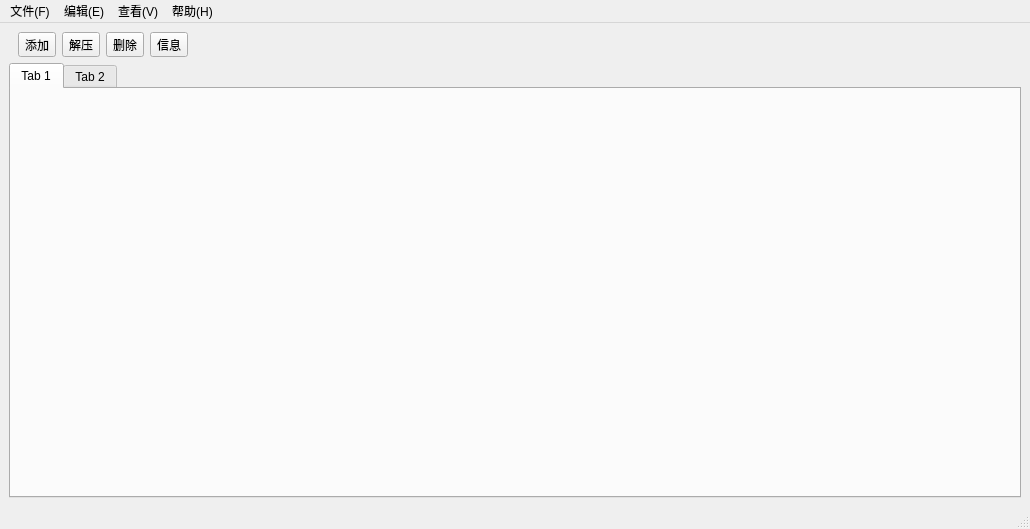
Qt form src/mainwindow.ui (yihengpromax/EasyArchiver) before a commit.
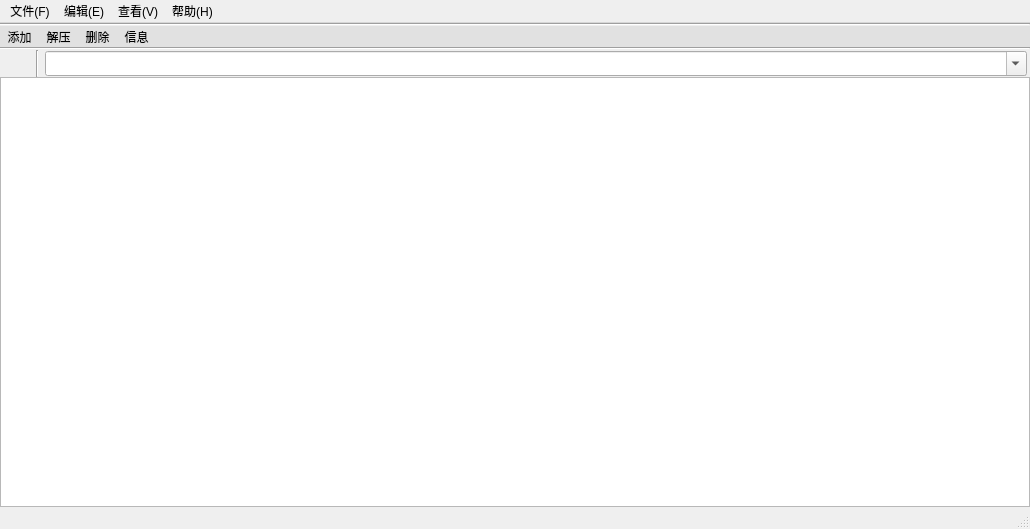
The same form after that commit. Icons and pictures are not drawn.

What changed in the file:
```diff
--- a/src/mainwindow.ui
+++ b/src/mainwindow.ui
@@ -33,23 +33,59 @@
     <item>
      <widget class="QWidget" name="widget" native="true">
       <layout class="QVBoxLayout" name="verticalLayout_2">
+       <property name="spacing">
+        <number>0</number>
+       </property>
+       <property name="leftMargin">
+        <number>0</number>
+       </property>
+       <property name="topMargin">
+        <number>0</number>
+       </property>
+       <property name="rightMargin">
+        <number>0</number>
+       </property>
+       <property name="bottomMargin">
+        <number>0</number>
+       </property>
        <item>
-        <widget class="QWidget" name="widget_2" native="true">
+        <widget class="Line" name="line_2">
+         <property name="orientation">
+          <enum>Qt::Orientation::Horizontal</enum>
+         </property>
+        </widget>
+       </item>
+       <item>
+        <widget class="QWidget" name="wget_toolbar" native="true">
          <property name="maximumSize">
           <size>
            <width>16777215</width>
-           <height>60</height>
+           <height>50</height>
           </size>
          </property>
+         <property name="styleSheet">
+          <string notr="true">background-color: rgb(225,225,225);</string>
+         </property>
          <layout class="QHBoxLayout" name="horizontalLayout">
+          <property name="leftMargin">
+           <number>3</number>
+          </property>
           <property name="topMargin">
            <number>0</number>
           </property>
+          <property name="rightMargin">
+           <number>3</number>
+          </property>
           <property name="bottomMargin">
            <number>0</number>
           </property>
           <item>
            <widget class="QToolButton" name="tb_add">
+            <property name="styleSheet">
+             <string notr="true">QToolButton { background: transparent; border: none; }
+QToolButton:hover{ background-color: rgba(141, 201, 247, 127); border: 1px solid blue;}
+</string>
+            </property>
             <property name="text">
              <string>添加</string>
             </property>
@@ -70,6 +106,10 @@
           </item>
           <item>
            <widget class="QToolButton" name="tb_decompress">
+            <property name="styleSheet">
+             <string notr="true">QToolButton { background: transparent; border: none; }
+QToolButton:hover{ background-color: rgba(141, 201, 247, 127); border: 1px solid blue;}</string>
+            </property>
             <property name="text">
              <string>解压</string>
             </property>
@@ -90,6 +130,10 @@
           </item>
           <item>
            <widget class="QToolButton" name="tb_delete">
+            <property name="styleSheet">
+             <string notr="true">QToolButton { background: transparent; border: none; }
+QToolButton:hover{ background-color: rgba(141, 201, 247, 127); border: 1px solid blue;}</string>
+            </property>
             <property name="text">
              <string>删除</string>
             </property>
@@ -110,6 +154,10 @@
           </item>
           <item>
            <widget class="QToolButton" name="tb_info">
+            <property name="styleSheet">
+             <string notr="true">QToolButton { background: transparent; border: none; }
+QToolButton:hover{ background-color: rgba(141, 201, 247, 127); border: 1px solid blue;}</string>
+            </property>
             <property name="text">
              <string>信息</string>
             </property>
@@ -145,34 +193,80 @@
         </widget>
        </item>
        <item>
-        <widget class="QTabWidget" name="tabWidget">
-         <property name="currentIndex">
-          <number>0</number>
+        <widget class="Line" name="line">
+         <property name="orientation">
+          <enum>Qt::Orientation::Horizontal</enum>
          </property>
-         <property name="documentMode">
-          <bool>false</bool>
+        </widget>
+       </item>
+       <item>
+        <widget class="QWidget" name="widget_3" native="true">
+         <property name="maximumSize">
+          <size>
+           <width>16777215</width>
+           <height>30</height>
+          </size>
          </property>
-         <property name="tabsClosable">
-          <bool>false</bool>
-         </property>
-         <property name="movable">
-          <bool>false</bool>
-         </property>
-         <property name="tabBarAutoHide">
-          <bool>false</bool>
-         </property>
-         <widget class="QWidget" name="tab">
-          <attribute name="title">
-           <string>Tab 1</string>
-          </attribute>
-         </widget>
-         <widget class="QWidget" name="tab_2">
-          <attribute name="title">
-           <string>Tab 2</string>
-          </attribute>
-         </widget>
+         <layout class="QHBoxLayout" name="horizontalLayout_2">
+          <property name="leftMargin">
+           <number>3</number>
+          </property>
+          <property name="topMargin">
+           <number>0</number>
+          </property>
+          <property name="rightMargin">
+           <number>3</number>
+          </property>
+          <property name="bottomMargin">
+           <number>0</number>
+          </property>
+          <item>
+           <widget class="QToolButton" name="tb_back">
+            <property name="styleSheet">
+             <string notr="true">QToolButton { background: transparent; border: none; }
+QToolButton:hover{ background-color: rgba(141, 201, 247, 127); border: 1px solid blue;}</string>
+            </property>
+            <property name="text">
+             <string/>
+            </property>
+            <property name="icon">
+             <iconset resource="../res.qrc">
+              <normaloff>:/res/icon/back.png</normaloff>:/res/icon/back.png</iconset>
+            </property>
+            <property name="iconSize">
+             <size>
+              <width>24</width>
+              <height>24</height>
+             </size>
+            </property>
+           </widget>
+          </item>
+          <item>
+           <widget class="Line" name="line_3">
+            <property name="orientation">
+             <enum>Qt::Orientation::Vertical</enum>
+            </property>
+           </widget>
+          </item>
+          <item>
+           <widget class="QComboBox" name="cb_path">
+            <property name="minimumSize">
+             <size>
+              <width>0</width>
+              <height>25</height>
+             </size>
+            </property>
+            <property name="editable">
+             <bool>true</bool>
+            </property>
+           </widget>
+          </item>
+         </layout>
         </widget>
        </item>
+       <item>
+        <widget class="QTreeView" name="treeView"/>
+       </item>
       </layout>
      </widget>
     </item>
```
